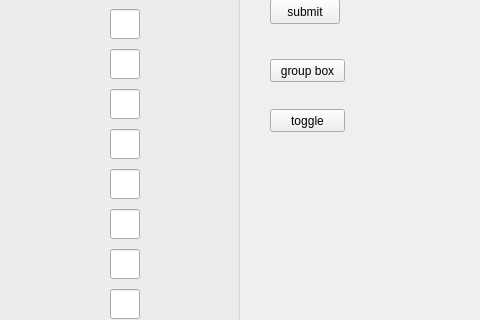
Old version of the form nfl_picks.ui in the repository midnighter67/NFLPicks; both pictures show x 570 to 1050 and y 231 to 551 of the 1050 by 900 pixel window.
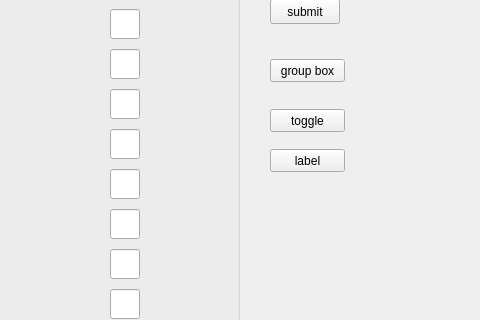
New version of the form.

Commit message: added the ability to populate the entire slate

```diff
--- a/nfl_picks.ui
+++ b/nfl_picks.ui
@@ -3018,6 +3018,19 @@
      <string>toggle</string>
     </property>
    </widget>
+   <widget class="QPushButton" name="labelButton">
+    <property name="geometry">
+     <rect>
+      <x>840</x>
+      <y>380</y>
+      <width>75</width>
+      <height>23</height>
+     </rect>
+    </property>
+    <property name="text">
+     <string>label</string>
+    </property>
+   </widget>
   </widget>
   <widget class="QMenuBar" name="menubar">
    <property name="geometry">
```
The commit also changes 2 other files.
